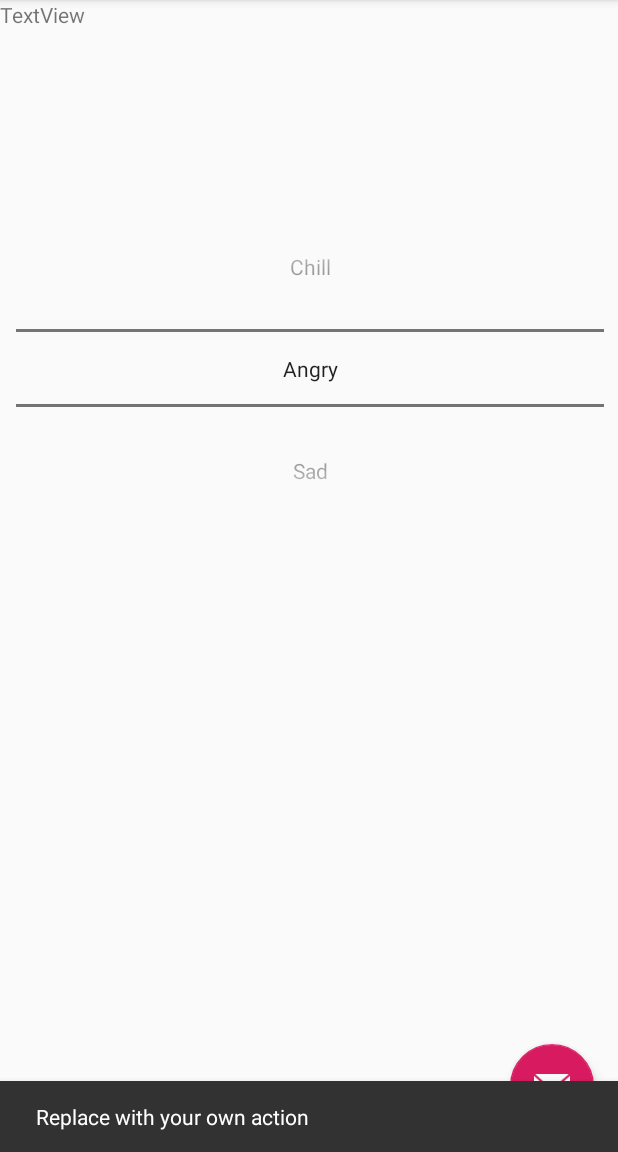
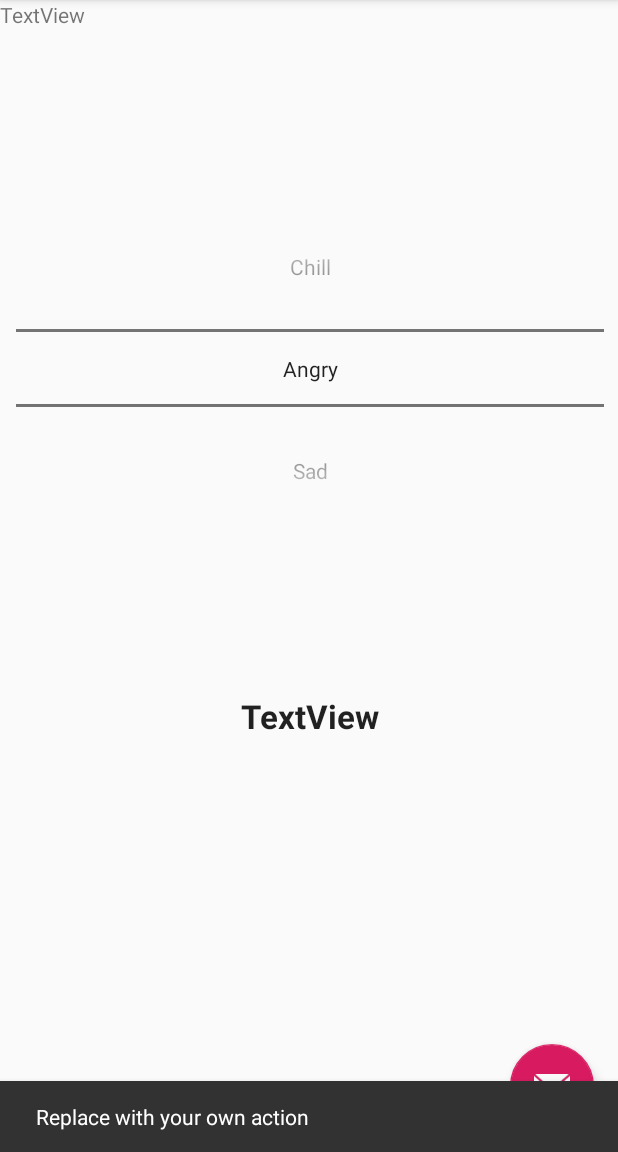
Before and after one commit to sumedhvaidy/Mood-Tunes, an Android app: the screen it shows after launch (MainActivity), after a tap on an icon or button, on a phone screen of 412 x 824 dp, the part 84-1236 px from its top. Run offline under Robolectric (Android 15) with nearby library versions, the phone set to English and light mode, and no system bars.

Commit message:
working on UI

```diff
--- a/AndroidStudioProjects/MoodTunes/app/src/main/java/com/example/moodtunes/MainActivity.java
+++ b/AndroidStudioProjects/MoodTunes/app/src/main/java/com/example/moodtunes/MainActivity.java
@@ -8,6 +8,7 @@ import com.google.android.material.snackbar.Snackbar;
 import androidx.appcompat.app.AppCompatActivity;
 import androidx.appcompat.widget.Toolbar;
 
+import android.util.Log;
 import android.view.View;
 import android.view.Menu;
 import android.view.MenuItem;
@@ -26,6 +27,14 @@ public class MainActivity extends AppCompatActivity {
         moodPicker.setMinValue(0);
         pickerVals = new String[] {"Angry", "Sad", "Happy", "Chill"};
         moodPicker.setDisplayedValues(pickerVals);
+
+        moodPicker.setOnValueChangedListener(new NumberPicker.OnValueChangeListener() {
+            @Override
+            public void onValueChange(NumberPicker numberPicker, int i, int i1) {
+                int moodPickerVal = moodPicker.getValue();
+                Log.d("picker value", pickerVals[moodPickerVal]);
+            }
+        });
         setSupportActionBar(toolbar);
 
         FloatingActionButton fab = findViewById(R.id.fab);
--- a/AndroidStudioProjects/MoodTunes/app/src/main/res/layout/activity_main.xml
+++ b/AndroidStudioProjects/MoodTunes/app/src/main/res/layout/activity_main.xml
@@ -6,6 +6,29 @@
     android:layout_width="match_parent"
     android:layout_height="match_parent"
     tools:context=".MainActivity">
+
+    <TextView
+        android:id="@+id/chosenMood"
+        android:layout_width="160dp"
+        android:layout_height="41dp"
+        android:layout_marginStart="125dp"
+        android:layout_marginLeft="125dp"
+        android:layout_marginTop="466dp"
+        android:layout_marginEnd="126dp"
+        android:layout_marginRight="126dp"
+        android:layout_marginBottom="224dp"
+        android:autoText="false"
+        android:foregroundGravity="center"
+        android:gravity="center"
+        android:text="TextView"
+        android:textAppearance="@style/TextAppearance.AppCompat.Large"
+        android:textIsSelectable="false"
+        android:textStyle="bold"
+        app:layout_constraintBottom_toBottomOf="parent"
+        app:layout_constraintEnd_toEndOf="parent"
+        app:layout_constraintStart_toStartOf="parent"
+        app:layout_constraintTop_toTopOf="parent"
+        tools:text="Mood" />
 
     <com.google.android.material.appbar.AppBarLayout
         android:id="@+id/appBarLayout"
```
